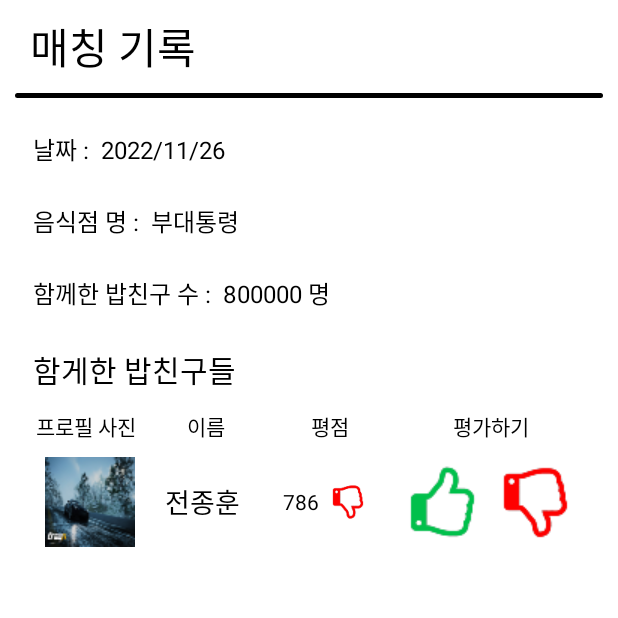
After one commit to min429/Campustaurant, an Android app: the RecordListActivity screen opened directly, with no data from a screen before it, on a phone screen of 412 x 824 dp, the top half of it. The commit adds this screen. Run offline under Robolectric (Android 15) with nearby library versions, the phone set to English and light mode, and no system bars; our stand-ins replace Firebase (no records; nobody signed in at launch, a user with empty details on screens opened directly).

Commit message:
매칭상대 평가기능 구현

```diff
--- a/app/src/main/java/com/example/campustaurant/MainFragment.java
+++ b/app/src/main/java/com/example/campustaurant/MainFragment.java
@@ -4,11 +4,8 @@ import static android.app.Activity.RESULT_OK;
 
 import android.content.Context;
 import android.content.Intent;
-import android.graphics.Bitmap;
-import android.graphics.BitmapFactory;
 import android.net.Uri;
 import android.os.Bundle;
-import android.provider.MediaStore;
 import android.util.Log;
 import android.view.LayoutInflater;
 import android.view.View;
@@ -18,7 +15,6 @@ import android.widget.EditText;
 import android.widget.ImageButton;
 import android.widget.ImageView;
 import android.widget.TextView;
-import android.widget.Toast;
 
 import androidx.annotation.NonNull;
 import androidx.annotation.Nullable;
@@ -39,11 +35,7 @@ import com.google.firebase.database.FirebaseDatabase;
 import com.google.firebase.database.ValueEventListener;
 import com.google.firebase.storage.FirebaseStorage;
 import com.google.firebase.storage.StorageReference;
-import com.google.firebase.storage.UploadTask;
 
-import java.io.FileNotFoundException;
-import java.io.IOException;
-import java.io.InputStream;
 import java.util.ArrayList;
 import java.util.Random;
 
@@ -79,10 +71,10 @@ public class MainFragment extends Fragment{
     ImageButton Ib_OpenSidebar;
     Button Bt_CloseSidebar;
     Button btnLogout;
+    Button btnRecord;
     TextView tvName;
     TextView tvSex;
     TextView tvOld;
-    TextView tvNotice;
     //알림창
     View Notification;
     ImageButton Ib_OpenNotification;
@@ -127,12 +119,13 @@ public class MainFragment extends Fragment{
         tvName = rootView.findViewById(R.id.tv_name);
         tvSex = rootView.findViewById(R.id.tv_sex);
         tvOld = rootView.findViewById(R.id.tv_old);
-        tvNotice = rootView.findViewById(R.id.tv_notice);
+        btnRecord = rootView.findViewById(R.id.btn_record);
 
-        tvNotice.setOnClickListener(new View.OnClickListener() {
+        btnRecord.setOnClickListener(new View.OnClickListener() {
             @Override
             public void onClick(View view) {
-
+                Intent intent = new Intent(mainActivity, RecordListActivity.class);
+                startActivity(intent);
             }
         });
 
--- /dev/null
+++ b/app/src/main/java/com/example/campustaurant/RecordListActivity.java
@@ -0,0 +1,51 @@
+package com.example.campustaurant;
+
+import androidx.appcompat.app.AppCompatActivity;
+
+import android.os.Bundle;
+import android.view.View;
+import android.widget.ImageButton;
+import android.widget.ImageView;
+import android.widget.TextView;
+
+import com.google.firebase.database.DatabaseReference;
+import com.google.firebase.database.FirebaseDatabase;
+
+public class RecordListActivity extends AppCompatActivity {
+
+    FirebaseDatabase database = FirebaseDatabase.getInstance();
+    DatabaseReference recordRef = database.getReference("Record");
+    TextView tvName;
+    TextView tvRate;
+    ImageView ivProfile;
+    ImageButton ibRateGood;
+    ImageButton ibRateBad;
+
+    @Override
+    protected void onCreate(Bundle savedInstanceState) {
+        super.onCreate(savedInstanceState);
+        setContentView(R.layout.activity_record_list);
+
+        tvName = findViewById(R.id.tv_name);
+        tvRate = findViewById(R.id.tv_rate);
+        ivProfile = findViewById(R.id.iv_profile);
+        ibRateGood = findViewById(R.id.ib_rategood);
+        ibRateBad = findViewById(R.id.ib_ratebad);
+
+        ibRateGood.setOnClickListener(new View.OnClickListener() {
+            @Override
+            public void onClick(View view) {
+                //recordRef.child("GvzJKeUd8BSi9dQDCo0oYHtkhbJ3").child("rate")
+            }
+        });
+
+        ibRateBad.setOnClickListener(new View.OnClickListener() {
+            @Override
+            public void onClick(View view) {
+
+            }
+        });
+
+
+    }
+}
--- /dev/null
+++ b/app/src/main/res/drawable/imageshape.xml
@@ -0,0 +1,14 @@
+<?xml version="1.0" encoding="utf-8"?>
+<shape xmlns:android="http://schemas.android.com/apk/res/android"
+    android:padding="10dp"
+    android:shape="rectangle"
+    >
+    <corners
+        android:bottomLeftRadius="30dp"
+        android:bottomRightRadius="30dp"
+        android:topLeftRadius="30dp"
+        android:topRightRadius="30dp" />
+    <stroke
+        android:width="2dp"
+        android:color="@color/background"/>
+</shape>
--- /dev/null
+++ b/app/src/main/res/layout/activity_record_list.xml
@@ -0,0 +1,194 @@
+<?xml version="1.0" encoding="utf-8"?>
+<LinearLayout xmlns:android="http://schemas.android.com/apk/res/android"
+    xmlns:app="http://schemas.android.com/apk/res-auto"
+    xmlns:tools="http://schemas.android.com/tools"
+    android:layout_width="match_parent"
+    android:layout_height="match_parent"
+    android:orientation="vertical"
+    android:background="@color/white"
+    android:id="@+id/dl_foodlist">
+    <LinearLayout
+        android:layout_width="match_parent"
+        android:layout_height="wrap_content"
+        android:layout_weight="0.1"
+        android:orientation="vertical">
+        <TextView
+            android:layout_width="match_parent"
+            android:layout_height="wrap_content"
+            android:layout_marginLeft="20dp"
+            android:layout_marginTop="10dp"
+            android:layout_marginBottom="10dp"
+            android:layout_marginRight="10dp"
+            android:shadowColor="@color/black"
+            android:shadowDx="-7.0"
+            android:shadowDy="7.0"
+            android:text="매칭 기록"
+            android:textColor="@color/black"
+            android:textSize="28sp" />
+
+        <LinearLayout
+            android:layout_width="match_parent"
+            android:layout_height="3dp"
+            android:layout_marginLeft="10dp"
+            android:layout_marginRight="10dp"
+            android:background="@drawable/shape"
+            android:backgroundTint="@color/black">
+        </LinearLayout>
+        <LinearLayout
+            android:layout_width="match_parent"
+            android:layout_height="wrap_content"
+            android:layout_weight="0.1"
+            android:orientation="vertical"
+            android:layout_margin="20dp">
+            <LinearLayout
+                android:layout_width="match_parent"
+                android:layout_height="wrap_content"
+                android:orientation="horizontal"
+                android:layout_marginBottom="20dp">
+                <TextView
+                    android:layout_width="wrap_content"
+                    android:layout_height="wrap_content"
+                    android:padding="2dp"
+                    android:ellipsize="end"
+                    android:text="날짜 : "
+                    android:textSize="16dp"
+                    android:textColor="@color/black"/>
+                <TextView
+                    android:id="@+id/tv_recorddate"
+                    android:layout_width="wrap_content"
+                    android:layout_height="wrap_content"
+                    android:padding="2dp"
+                    android:ellipsize="end"
+                    android:text="2022/11/26"
+                    android:textSize="16dp"
+                    android:textColor="@color/black"/>
+            </LinearLayout>
+            <LinearLayout
+                android:layout_width="match_parent"
+                android:layout_height="wrap_content"
+                android:orientation="horizontal"
+                android:layout_marginBottom="20dp">
+                <TextView
+                    android:layout_width="wrap_content"
+                    android:layout_height="wrap_content"
+                    android:padding="2dp"
+                    android:ellipsize="end"
+                    android:text="음식점 명 : "
+                    android:textSize="16dp"
+                    android:textColor="@color/black"/>
+                <TextView
+                    android:id="@+id/tv_recordrestaurant"
+                    android:layout_width="wrap_content"
+                    android:layout_height="wrap_content"
+                    android:padding="2dp"
+                    android:ellipsize="end"
+                    android:text="부대통령"
+                    android:textSize="16dp"
+                    android:textColor="@color/black"/>
+            </LinearLayout>
+            <LinearLayout
+                android:layout_width="match_parent"
+                android:layout_height="wrap_content"
+                android:orientation="horizontal"
+                android:layout_marginBottom="20dp">
+                <TextView
+                    android:layout_width="wrap_content"
+                    android:layout_height="wrap_content"
+                    android:padding="2dp"
+                    android:ellipsize="end"
+                    android:text="함께한 밥친구 수 : "
+                    android:textSize="16dp"
+                    android:textColor="@color/black"/>
+                <TextView
+                    android:id="@+id/tv_recordtotalpeople"
+                    android:layout_width="wrap_content"
+                    android:layout_height="wrap_content"
+                    android:padding="2dp"
+                    android:ellipsize="end"
+                    android:text="800000 명"
+                    android:textSize="16dp"
+                    android:textColor="@color/black"/>
+            </LinearLayout>
+            <LinearLayout
+                android:layout_width="match_parent"
+                android:layout_height="wrap_content"
+                android:orientation="vertical"
+                android:layout_marginBottom="20dp">
+                <TextView
+                    android:layout_width="wrap_content"
+                    android:layout_height="wrap_content"
+                    android:layout_marginBottom="10dp"
+                    android:padding="2dp"
+                    android:ellipsize="end"
+                    android:text="함게한 밥친구들"
+                    android:textSize="20dp"
+                    android:textColor="@color/black"/>
+                <LinearLayout
+                    android:layout_width="match_parent"
+                    android:layout_height="wrap_content"
+                    android:layout_marginLeft="4dp"
+                    android:layout_marginRight="4dp"
+                    android:orientation="horizontal">
+                    <LinearLayout
+                        android:layout_width="wrap_content"
+                        android:layout_height="match_parent"
+                        android:layout_weight="0">
+                    </LinearLayout>
+                    <TextView
+                        android:layout_width="wrap_content"
+                        android:layout_height="wrap_content"
+                        android:text="프로필 사진"
+                        android:textColor="@color/black"></TextView>
+                    <LinearLayout
+                        android:layout_width="wrap_content"
+                        android:layout_height="match_parent"
+                        android:layout_weight="0.15">
+                    </LinearLayout>
+                    <TextView
+                        android:layout_width="wrap_content"
+                        android:layout_height="wrap_content"
+                        android:text="이름"
+                        android:textColor="@color/black"></TextView>
+                    <LinearLayout
+                        android:layout_width="wrap_content"
+                        android:layout_height="match_parent"
+                        android:layout_weight="0.25">
+                    </LinearLayout>
+                    <TextView
+                        android:layout_width="wrap_content"
+                        android:layout_height="wrap_content"
+                        android:text="평점"
+                        android:textColor="@color/black"></TextView>
+                    <LinearLayout
+                        android:layout_width="wrap_content"
+                        android:layout_height="match_parent"
+                        android:layout_weight="0.3">
+                    </LinearLayout>
+                    <TextView
+                        android:layout_width="wrap_content"
+                        android:layout_height="wrap_content"
+                        android:text="평가하기"
+                        android:textColor="@color/black"></TextView>
+                    <LinearLayout
+                        android:layout_width="wrap_content"
+                        android:layout_height="match_parent"
+                        android:layout_weight="0.15">
+                    </LinearLayout>
+                </LinearLayout>
+                <ScrollView
+                    android:layout_width="match_parent"
+                    android:layout_height="wrap_content">
+                    <LinearLayout
+                        android:layout_width="match_parent"
+                        android:layout_height="wrap_content">
+                        <!--리사이클뷰
+
+                        -->
+                    <include layout="@layout/record_list"/>
+                    </LinearLayout>
+
+                </ScrollView>
+            </LinearLayout>
+        </LinearLayout>
+    </LinearLayout>
+</LinearLayout>
--- /dev/null
+++ b/app/src/main/res/layout/record_list.xml
@@ -0,0 +1,83 @@
+<?xml version="1.0" encoding="utf-8"?>
+<LinearLayout xmlns:android="http://schemas.android.com/apk/res/android"
+    android:layout_width="match_parent"
+    android:layout_height="wrap_content">
+    <LinearLayout
+        android:layout_width="match_parent"
+        android:layout_height="wrap_content"
+        android:orientation="horizontal"
+        android:layout_margin="10dp"
+        android:weightSum="1">
+        <ImageView
+            android:id="@+id/iv_profile"
+            android:layout_width="wrap_content"
+            android:layout_height="wrap_content"
+            android:background="@drawable/imageshape"
+            android:src="@drawable/profile1"><!--둥글게 : java파일 roomfoodpic.clipToOutline = true추가-->
+        </ImageView>
+        <TextView
+            android:id="@+id/tv_name"
+            android:gravity="center"
+            android:layout_width="wrap_content"
+            android:layout_height="match_parent"
+            android:layout_weight="0.1"
+            android:layout_marginLeft="16dp"
+            android:text="전종훈"
+            android:textColor="@color/black"
+            android:textSize="18sp">
+        </TextView>
+        <LinearLayout
+            android:layout_width="wrap_content"
+            android:layout_height="match_parent"
+            android:layout_weight="0.35">
+        </LinearLayout>
+        <LinearLayout
+            android:layout_width="wrap_content"
+            android:layout_height="match_parent"
+            android:layout_weight="0.05">
+            <TextView
+                android:id="@+id/tv_rate"
+                android:gravity="center"
+                android:layout_width="wrap_content"
+                android:layout_height="match_parent"
+                android:text="786"
+                android:textColor="@color/black"
+                android:textSize="14sp">
+            </TextView>
+        </LinearLayout>
+        <ImageView
+            android:layout_width="24dp"
+            android:layout_height="24dp"
+            android:layout_gravity="center"
+            android:layout_marginLeft="4dp"
+            android:src="@drawable/bad"
+            android:scaleType="centerInside">
+        </ImageView>
+        <LinearLayout
+            android:layout_width="wrap_content"
+            android:layout_height="match_parent"
+            android:layout_weight="0.35">
+        </LinearLayout>
+        <ImageButton
+            android:id="@+id/ib_rategood"
+            android:layout_width="wrap_content"
+            android:layout_height="match_parent"
+            android:src="@drawable/good"
+            android:scaleType="centerInside"
+            android:background="#00000000">
+        </ImageButton>
+        <LinearLayout
+            android:layout_width="wrap_content"
+            android:layout_height="match_parent"
+            android:layout_weight="0.15">
+        </LinearLayout>
+        <ImageButton
+            android:id="@+id/ib_ratebad"
+            android:layout_width="wrap_content"
+            android:layout_height="match_parent"
+            android:src="@drawable/bad"
+            android:scaleType="centerInside"
+            android:background="#00000000">
+        </ImageButton>
+    </LinearLayout>
+</LinearLayout>
--- a/app/src/main/res/layout/sidebar_view.xml
+++ b/app/src/main/res/layout/sidebar_view.xml
@@ -123,7 +123,6 @@
                 -->
 
             <TextView
-                android:id="@+id/tv_notice"
                 android:layout_width="match_parent"
                 android:layout_height="30dp"
                 android:layout_weight="0.2"
@@ -144,12 +143,12 @@
                 android:layout_weight="0.2"
                 android:layout_margin="5dp"/>
 
-            <TextView
+            <Button
+                android:id="@+id/btn_record"
                 android:layout_width="match_parent"
                 android:layout_height="wrap_content"
                 android:layout_margin="10dp"
                 android:layout_weight="0.01"
-                android:gravity="center"
                 android:background="@color/background"
                 android:text="최근기록"
                 android:textColor="#757575"
```
Also changed, not shown: app/src/main/AndroidManifest.xml (+7 -0 lines), app/src/main/res/drawable/bad.png (added), app/src/main/res/drawable/good.png (added), app/src/main/res/drawable/profile1.png (added).
